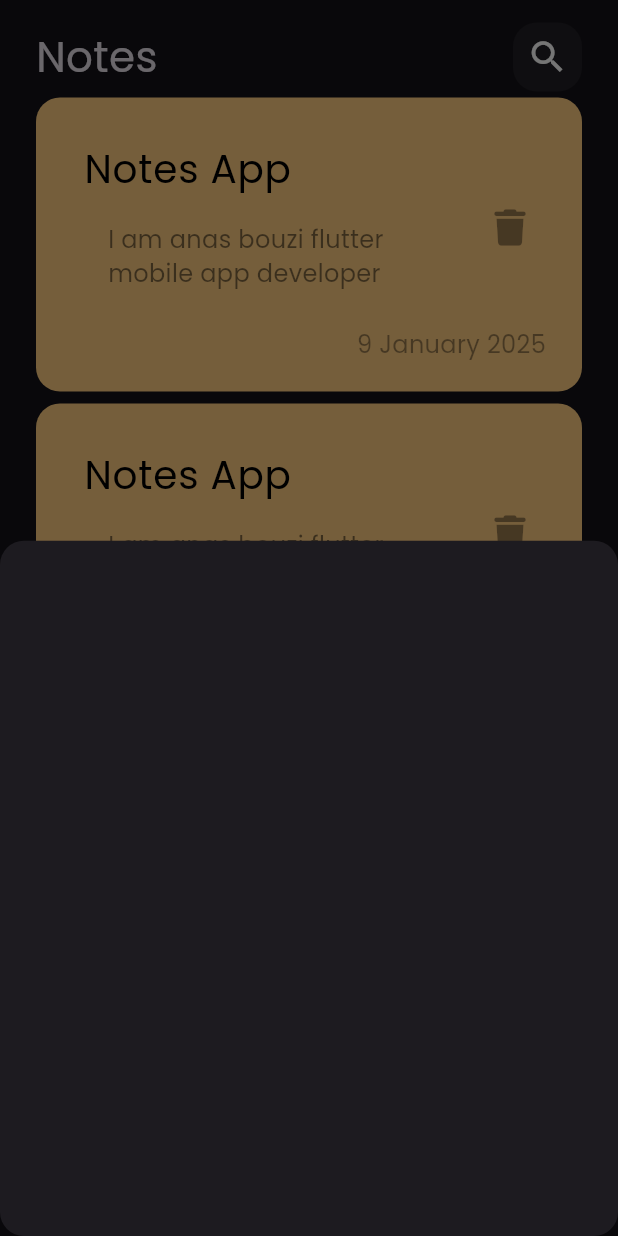
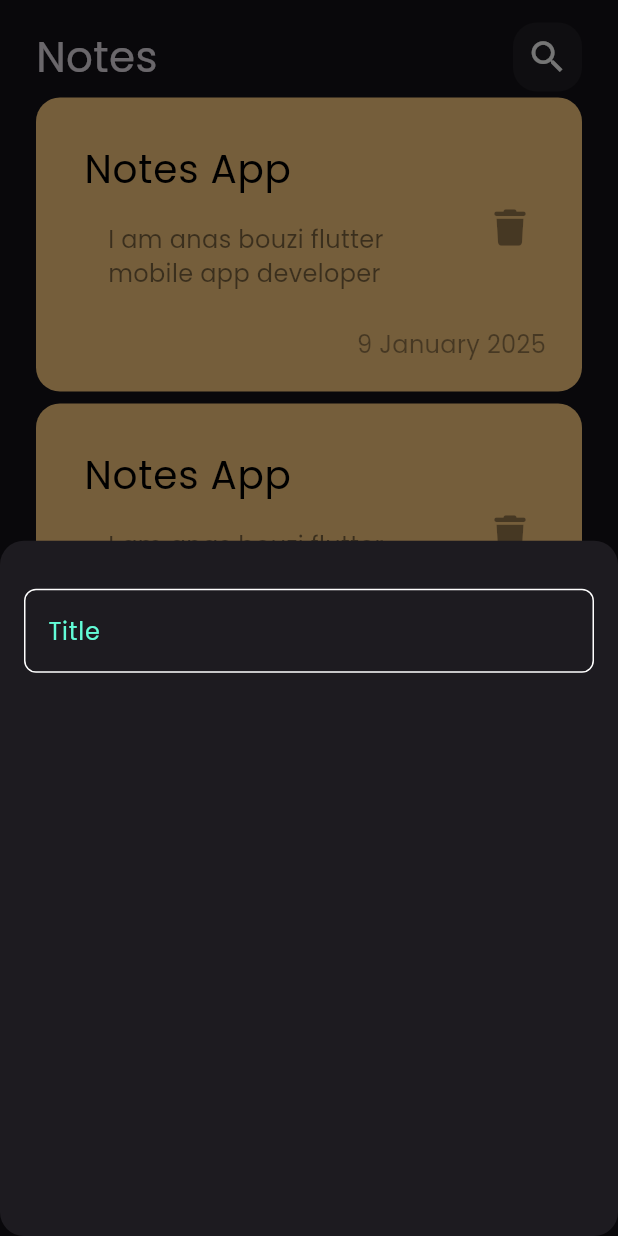
Before and after one commit to anasbouzi/notes-app, a Flutter app: the screen it shows after launch, after a tap on the "add" icon, on a phone screen of 412 x 824 dp. Run offline on Flutter 3.47's test engine with Material 3 defaults, Android fonts, the phone set to English and light mode, and no system bars; our stand-ins replace font_awesome_flutter.

Commit message:
create custom textField

```diff
--- /dev/null
+++ b/lib/constant.dart
@@ -0,0 +1 @@
+const KprimaryColor = (0xff62FCD7);
--- a/lib/views/widgets/add_note_bottom_sheet.dart
+++ b/lib/views/widgets/add_note_bottom_sheet.dart
@@ -1,10 +1,21 @@
 import 'package:flutter/material.dart';
+import 'package:notes/views/widgets/custom_text_field.dart';
 
 class AddNoteBottomSheet extends StatelessWidget {
   const AddNoteBottomSheet({super.key});
 
   @override
   Widget build(BuildContext context) {
-    return Container();
+    return const Padding(
+      padding: EdgeInsets.symmetric(horizontal: 16),
+      child: Column(
+        children: [
+          SizedBox(
+            height: 32,
+          ),
+          CustomTextField(),
+        ],
+      ),
+    );
   }
 }
--- /dev/null
+++ b/lib/views/widgets/custom_text_field.dart
@@ -0,0 +1,29 @@
+import 'package:flutter/material.dart';
+import 'package:notes/constant.dart';
+
+class CustomTextField extends StatelessWidget {
+  const CustomTextField({super.key});
+
+  @override
+  Widget build(BuildContext context) {
+    return TextField(
+      cursorColor: const Color(KprimaryColor),
+      decoration: InputDecoration(
+        hintText: 'Title',
+        hintStyle: TextStyle(
+          color: Color(KprimaryColor),
+        ),
+        border: buildBorder(),
+        enabledBorder: buildBorder(),
+        focusedBorder: buildBorder(),
+      ),
+    );
+  }
+
+  OutlineInputBorder buildBorder([color]) {
+    return OutlineInputBorder(
+      borderSide: BorderSide(color: color ?? Colors.white),
+      borderRadius: BorderRadius.circular(8),
+    );
+  }
+}
```
